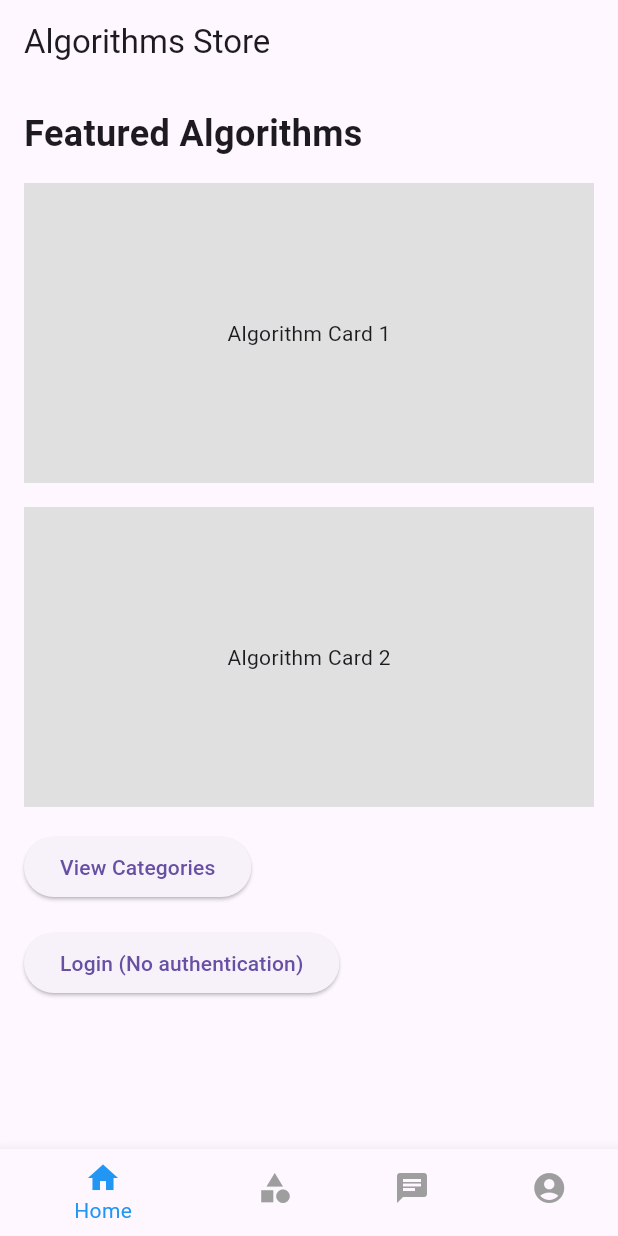
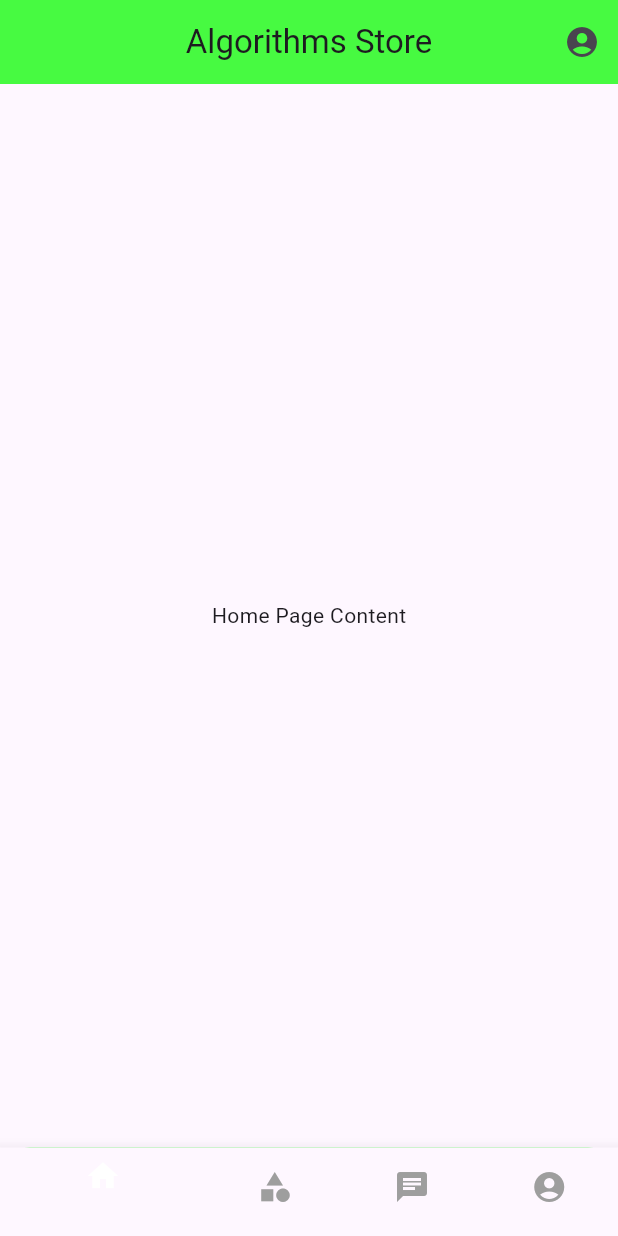
Before and after one commit to abbosking/algorithms_store, a Flutter app: the screen it shows after launch, on a phone screen of 412 x 824 dp. Run offline on Flutter 3.47's test engine with Material 3 defaults, Android fonts, the phone set to English and light mode, and no system bars.

Commit message:
week 12.2

```diff
--- a/lib/home_page.dart
+++ b/lib/home_page.dart
@@ -3,118 +3,110 @@ import 'categories_page.dart';
 import 'login_page.dart';
 import 'account_page.dart';
 
-class HomePage extends StatelessWidget {
+class HomePage extends StatefulWidget {
+  @override
+  _HomePageState createState() => _HomePageState();
+}
+
+class _HomePageState extends State<HomePage> {
+  int _currentIndex = 0;
+  late PageController _pageController;
+
+  @override
+  void initState() {
+    super.initState();
+    _pageController = PageController();
+  }
+
+  @override
+  void dispose() {
+    _pageController.dispose();
+    super.dispose();
+  }
+
+  void _onPageChanged(int index) {
+    setState(() {
+      _currentIndex = index;
+    });
+  }
+
+  void _onBottomNavTapped(int index) {
+    _pageController.animateToPage(
+      index,
+      duration: Duration(milliseconds: 300),
+      curve: Curves.easeInOut,
+    );
+  }
+
   @override
   Widget build(BuildContext context) {
     return Scaffold(
       appBar: AppBar(
         title: Text('Algorithms Store'),
-      ),
-      body: Padding(
-        padding: const EdgeInsets.all(16.0),
-        child: Column(
-          crossAxisAlignment: CrossAxisAlignment.start,
-          children: [
-            Text(
-              'Featured Algorithms',
-              style: TextStyle(
-                fontSize: 24,
-                fontWeight: FontWeight.bold,
-              ),
-            ),
-            SizedBox(height: 16),
-            // Replace the following container with your algorithm cards or list
-            Container(
-              height: 200,
-              color: Colors.grey[300],
-              child: Center(
-                child: Text('Algorithm Card 1'),
-              ),
-            ),
-            SizedBox(height: 16),
-            Container(
-              height: 200,
-              color: Colors.grey[300],
-              child: Center(
-                child: Text('Algorithm Card 2'),
-              ),
-            ),
-            // Add more algorithm cards as needed
-            SizedBox(height: 16),
-            ElevatedButton(
+        centerTitle: true,
+        actions: [
+          IconButton(
+            icon: Icon(Icons.account_circle),
             onPressed: () {
-                // Navigate to the Categories Page
-                Navigator.push(
-                  context,
-                  MaterialPageRoute(builder: (context) => CategoriesPage()),
-                );
+              // Navigate to the Account Page
+              _onBottomNavTapped(3);
             },
-              child: Text('View Categories'),
-            ),
-            SizedBox(height: 16),
-            ElevatedButton(
-              onPressed: () {
-                // Navigate to the Login Page
-                Navigator.push(
-                  context,
-                  MaterialPageRoute(builder: (context) => LoginPage()),
-                );
-              },
-              child: Text('Login (No authentication)'),
           ),
         ],
+        backgroundColor: Color(0xFF47FA41), // Set the background color
       ),
+      body: PageView(
+        controller: _pageController,
+        onPageChanged: _onPageChanged,
+        children: [
+          // Your Home Page content
+          buildPage("Home Page Content"),
+          // Categories Page
+          CategoriesPage(),
+          // Placeholder for Chat Page (replace with your implementation)
+          buildPage("Chat Page Content"),
+          // Account Page
+          AccountPage(),
+        ],
       ),
-      bottomNavigationBar: BottomNavigationBar(
+      bottomNavigationBar: Container(
+        decoration: BoxDecoration(
+          color: Color(0xFF47FA41), // Set the background color
+          borderRadius: BorderRadius.vertical(top: Radius.circular(20)),
+        ),
+        child: BottomNavigationBar(
           items: const <BottomNavigationBarItem>[
             BottomNavigationBarItem(
               icon: Icon(Icons.home),
-            label: 'Home',
+              label: '',
             ),
             BottomNavigationBarItem(
               icon: Icon(Icons.category),
-            label: 'Categories',
+              label: '',
             ),
             BottomNavigationBarItem(
               icon: Icon(Icons.chat),
-            label: 'Chat',
+              label: '',
             ),
             BottomNavigationBarItem(
               icon: Icon(Icons.account_circle),
-            label: 'Account',
+              label: '',
             ),
           ],
-        selectedItemColor: Colors.blue,
-        unselectedItemColor: Colors.grey,
+          selectedItemColor: Colors.white, // Set the color of the selected icon
+          unselectedItemColor: Colors.grey, // Set the color of unselected icons
           selectedFontSize: 14.0,
           unselectedFontSize: 14.0,
-        currentIndex: 0,
-        onTap: (index) {
-          // Handle navigation when a bottom navigation icon is tapped
-          switch (index) {
-            case 0:
-            // Navigate to the Home Page
-              break;
-            case 1:
-            // Navigate to the Categories Page
-              Navigator.push(
-                context,
-                MaterialPageRoute(builder: (context) => CategoriesPage()),
-              );
-              break;
-            case 2:
-            // Navigate to the Chat Page (not implemented in this example)
-              break;
-            case 3:
-            // Navigate to the Account Page
-              Navigator.push(
-                context,
-                MaterialPageRoute(builder: (context) => AccountPage()),
-              );
-              break;
-          }
-        },
+          currentIndex: _currentIndex,
+          onTap: _onBottomNavTapped,
+        ),
       ),
     );
   }
+
+  Widget buildPage(String content) {
+    return Center(
+      child: Text(content),
+    );
   }
+}
--- a/pubspec.yaml
+++ b/pubspec.yaml
@@ -52,6 +52,8 @@ dev_dependencies:
 
 # The following section is specific to Flutter packages.
 flutter:
+  assets:
+    - assets/profile.png
 
   # The following line ensures that the Material Icons font is
   # included with your application, so that you can use the icons in
```
Also changed, not shown: lib/account_page.dart (+49 -2 lines), assets/profile.png (added), flutter_01.png (added). Lines whose indentation alone changed are shown as unchanged.
